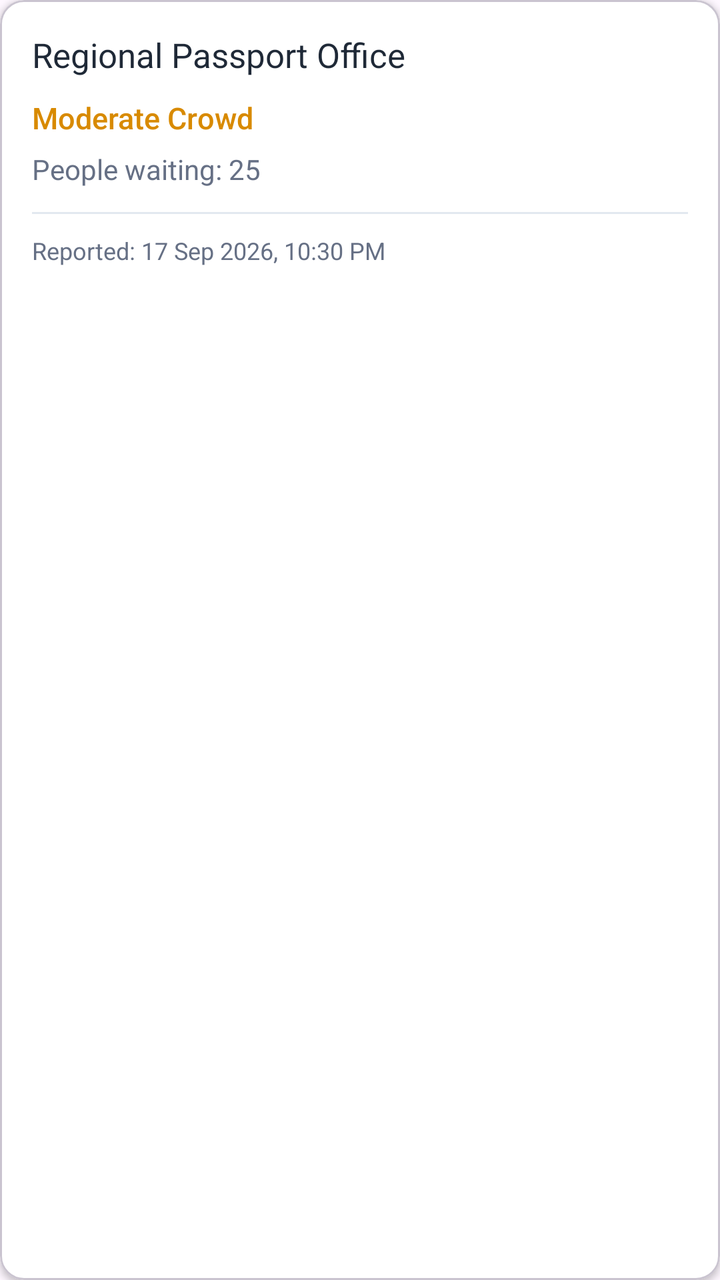
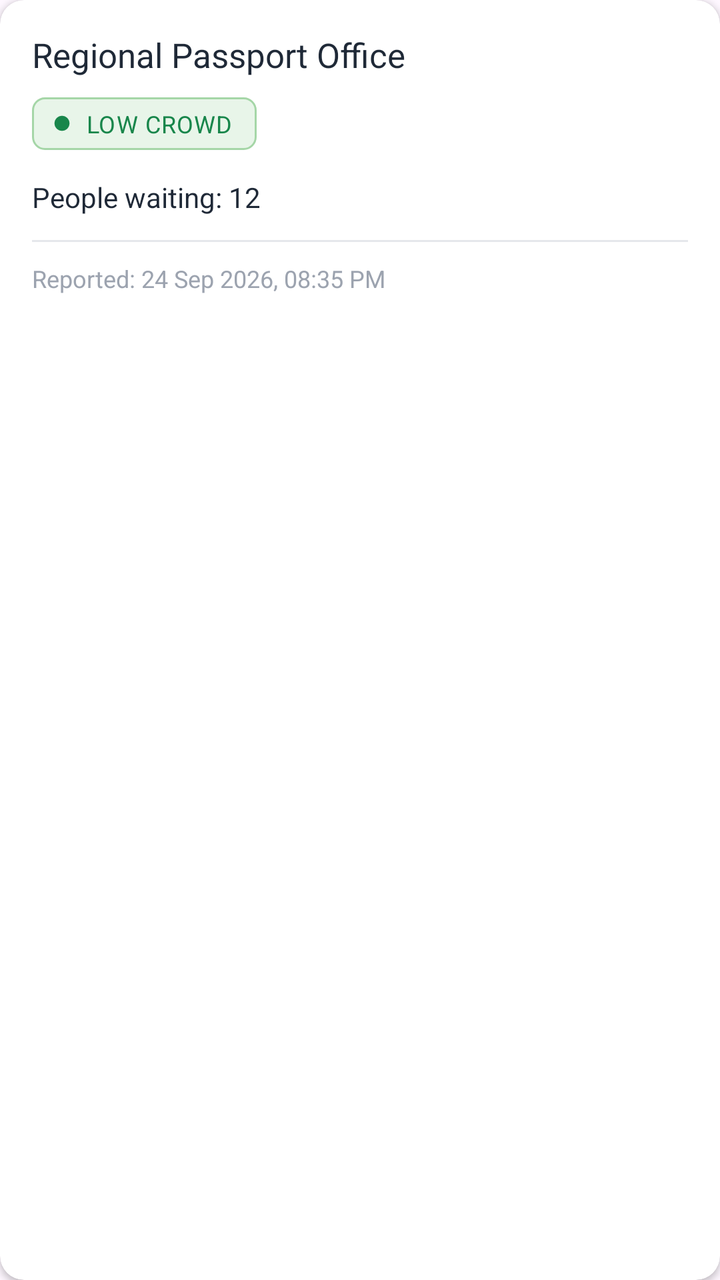

The first picture is an Android layout as it rendered before a commit; the second is the same layout after the commit. The layout source and the unified diff follow.
<!-- AndroidManifest.xml: application theme Theme.MADGovQueue -->
<!-- res/layout/item_report_card.xml -->
<?xml version="1.0" encoding="utf-8"?>
<com.google.android.material.card.MaterialCardView
    xmlns:android="http://schemas.android.com/apk/res/android"
    xmlns:app="http://schemas.android.com/apk/res-auto"
    android:layout_width="match_parent"
    android:layout_height="wrap_content"
    android:layout_marginBottom="12dp"
    android:backgroundTint="@color/gov_surface"
    app:cardCornerRadius="12dp"
    app:cardElevation="2dp">

    <LinearLayout
        android:layout_width="match_parent"
        android:layout_height="wrap_content"
        android:orientation="vertical"
        android:padding="16dp">

        

        <TextView
            android:id="@+id/tvReportOfficeName"
            android:layout_width="match_parent"
            android:layout_height="wrap_content"
            android:fontFamily="sans-serif-bold"
            android:text="Regional Passport Office"
            android:textColor="@color/gov_text_primary"
            android:textSize="17sp" />


        

        <TextView
            android:id="@+id/tvReportCrowd"
            android:layout_width="wrap_content"
            android:layout_height="wrap_content"
            android:layout_marginTop="10dp"
            android:fontFamily="sans-serif-medium"
            android:text="Moderate Crowd"
            android:textColor="@color/crowd_moderate"
            android:textSize="15sp" />


        

        <TextView
            android:id="@+id/tvReportPeople"
            android:layout_width="wrap_content"
            android:layout_height="wrap_content"
            android:layout_marginTop="6dp"
            android:text="People waiting: 25"
            android:textColor="@color/gov_text_secondary"
            android:textSize="14sp" />


        

        <View
            android:layout_width="match_parent"
            android:layout_height="1dp"
            android:layout_marginTop="12dp"
            android:background="@color/gov_border" />


        

        <TextView
            android:id="@+id/tvReportTime"
            android:layout_width="wrap_content"
            android:layout_height="wrap_content"
            android:layout_marginTop="10dp"
            android:text="Reported: 17 Sep 2026, 10:30 PM"
            android:textColor="@color/gov_text_secondary"
            android:textSize="12sp" />

    </LinearLayout>

</com.google.android.material.card.MaterialCardView>
<!-- resources referenced by this layout -->
<resources>
  <color name="crowd_moderate">#D88A00</color>
  <color name="gov_border">#E2E8F0</color>
  <color name="gov_surface">#FFFFFF</color>
  <color name="gov_text_primary">#1F2937</color>
  <color name="gov_text_secondary">#667085</color>
  <style name="Theme.MADGovQueue" parent="Base.Theme.MADGovQueue" />
  <style name="Base.Theme.MADGovQueue" parent="Theme.Material3.DayNight.NoActionBar">
          
          
      </style>
</resources>

<!-- the commit's change to res/layout/item_report_card.xml (unified diff, before → after) -->
@@ -2,12 +2,12 @@
 <com.google.android.material.card.MaterialCardView
     xmlns:android="http://schemas.android.com/apk/res/android"
     xmlns:app="http://schemas.android.com/apk/res-auto"
+
+    style="@style/GovCardView"
+
     android:layout_width="match_parent"
     android:layout_height="wrap_content"
-    android:layout_marginBottom="12dp"
-    android:backgroundTint="@color/gov_surface"
-    app:cardCornerRadius="12dp"
-    app:cardElevation="2dp">
+    android:layout_marginBottom="12dp">
 
     <LinearLayout
         android:layout_width="match_parent"
@@ -24,31 +24,56 @@
             android:fontFamily="sans-serif-bold"
             android:text="Regional Passport Office"
             android:textColor="@color/gov_text_primary"
-            android:textSize="17sp" />
+            android:textSize="17sp"
+            android:maxLines="2"
+            android:ellipsize="end" />
 
 
         
 
-        <TextView
-            android:id="@+id/tvReportCrowd"
+        <LinearLayout
+            android:id="@+id/badgeReportCrowd"
             android:layout_width="wrap_content"
             android:layout_height="wrap_content"
             android:layout_marginTop="10dp"
-            android:fontFamily="sans-serif-medium"
-            android:text="Moderate Crowd"
-            android:textColor="@color/crowd_moderate"
-            android:textSize="15sp" />
+            android:background="@drawable/bg_badge_low"
+            android:gravity="center_vertical"
+            android:orientation="horizontal"
+            android:paddingStart="10dp"
+            android:paddingTop="5dp"
+            android:paddingEnd="12dp"
+            android:paddingBottom="5dp">
+
+            <ImageView
+                android:id="@+id/ivReportCrowdDot"
+                android:layout_width="10dp"
+                android:layout_height="10dp"
+                android:contentDescription="Crowd status"
+                android:src="@drawable/ic_crowd_low" />
+
+            <TextView
+                android:id="@+id/tvReportCrowd"
+                android:layout_width="wrap_content"
+                android:layout_height="wrap_content"
+                android:layout_marginStart="7dp"
+                android:fontFamily="sans-serif-bold"
+                android:letterSpacing="0.03"
+                android:text="LOW CROWD"
+                android:textColor="@color/crowd_low"
+                android:textSize="12sp" />
+
+        </LinearLayout>
 
 
         
 
         <TextView
             android:id="@+id/tvReportPeople"
-            android:layout_width="wrap_content"
+            android:layout_width="match_parent"
             android:layout_height="wrap_content"
-            android:layout_marginTop="6dp"
-            android:text="People waiting: 25"
-            android:textColor="@color/gov_text_secondary"
+            android:layout_marginTop="14dp"
+            android:text="People waiting: 12"
+            android:textColor="@color/gov_text_primary"
             android:textSize="14sp" />
 
 
@@ -58,18 +83,18 @@
             android:layout_width="match_parent"
             android:layout_height="1dp"
             android:layout_marginTop="12dp"
-            android:background="@color/gov_border" />
+            android:background="@color/gov_divider" />
 
 
         
 
         <TextView
             android:id="@+id/tvReportTime"
-            android:layout_width="wrap_content"
+            android:layout_width="match_parent"
             android:layout_height="wrap_content"
             android:layout_marginTop="10dp"
-            android:text="Reported: 17 Sep 2026, 10:30 PM"
-            android:textColor="@color/gov_text_secondary"
+            android:text="Reported: 24 Sep 2026, 08:35 PM"
+            android:textColor="@color/gov_text_tertiary"
             android:textSize="12sp" />
 
     </LinearLayout>
<!-- resource entries referenced after the edit -->
@@ -1,11 +1,44 @@
 <!-- resources referenced by this layout -->
 <resources>
-  <color name="crowd_moderate">#D88A00</color>
-  <color name="gov_border">#E2E8F0</color>
-  <color name="gov_surface">#FFFFFF</color>
+  <color name="crowd_low">#18864B</color>
+  <color name="gov_divider">#E5E7EB</color>
   <color name="gov_text_primary">#1F2937</color>
-  <color name="gov_text_secondary">#667085</color>
+  <color name="gov_text_tertiary">#9CA3AF</color>
+  <!-- drawable bg_badge_low (drawable) -->
+  <?xml version="1.0" encoding="utf-8"?>
+  <shape xmlns:android="http://schemas.android.com/apk/res/android"
+      android:shape="rectangle">
+      <solid android:color="@color/crowd_low_bg" />
+      <stroke
+          android:width="1dp"
+          android:color="@color/crowd_low_border" />
+      <corners android:radius="6dp" />
+      <padding
+          android:bottom="4dp"
+          android:left="8dp"
+          android:right="8dp"
+          android:top="4dp" />
+  </shape>
+  <!-- drawable ic_crowd_low (drawable) -->
+  <vector xmlns:android="http://schemas.android.com/apk/res/android"
+      android:width="16dp"
+      android:height="16dp"
+      android:viewportWidth="16"
+      android:viewportHeight="16">
+      <path
+          android:fillColor="#18864B"
+          android:pathData="M8,8m-6,0a6,6 0 1,1 12,0a6,6 0 1,1 -12,0" />
+  </vector>
+  <style name="GovCardView" parent="Widget.Material3.CardView.Elevated">
+          <item name="cardBackgroundColor">@color/white</item>
+          <item name="cardCornerRadius">12dp</item>
+          <item name="cardElevation">2dp</item>
+          <item name="android:layout_margin">4dp</item>
+      </style>
   <style name="Theme.MADGovQueue" parent="Base.Theme.MADGovQueue" />
+  <color name="crowd_low_bg">#E8F5E9</color>
+  <color name="crowd_low_border">#A5D6A7</color>
+  <color name="white">#FFFFFF</color>
   <style name="Base.Theme.MADGovQueue" parent="Theme.Material3.DayNight.NoActionBar">
           
           
